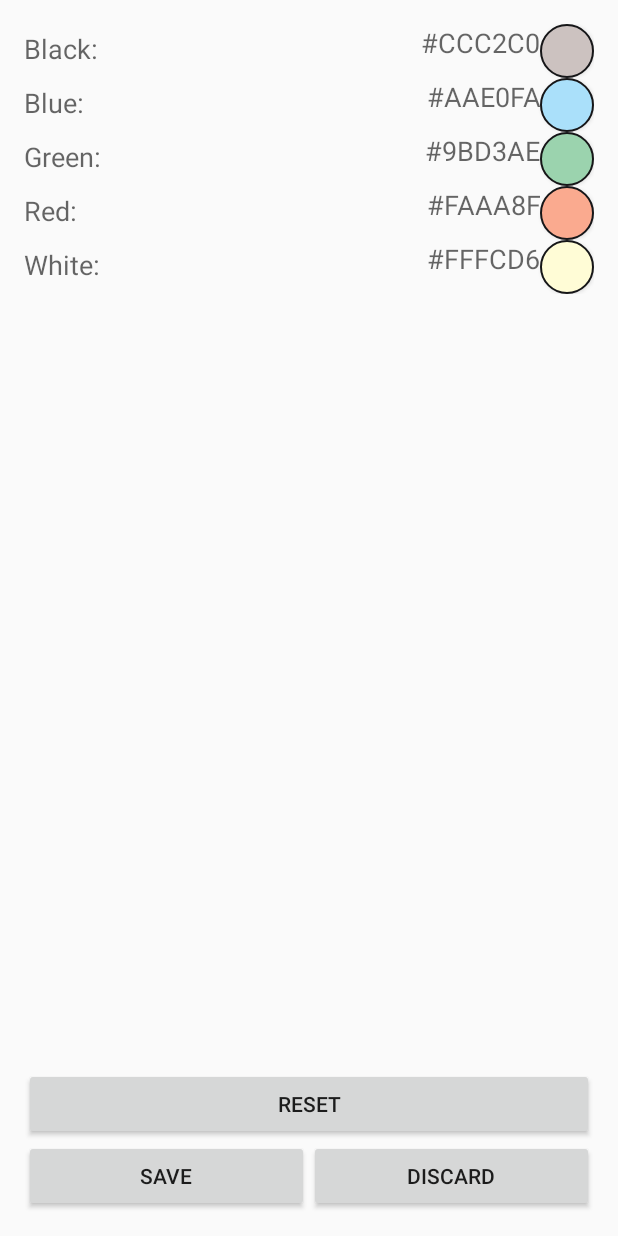
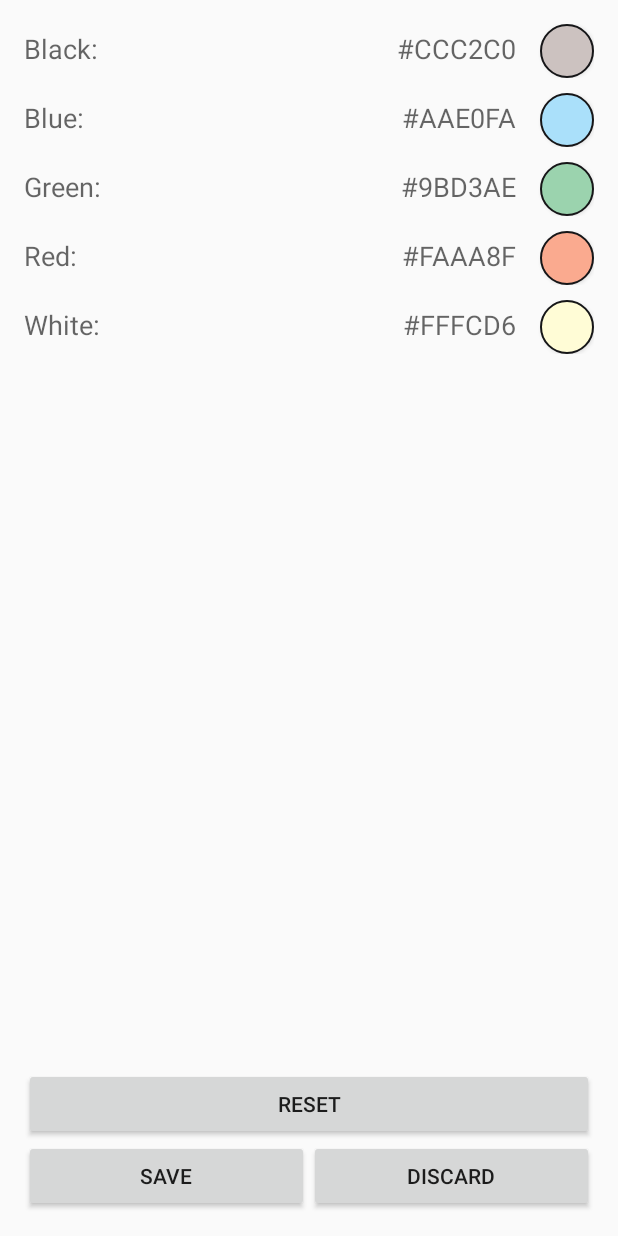
Before and after one commit to MarcelJurtz/LifeCounter, an Android app: the SettingsActivity screen opened directly, with no data from a screen before it, on a phone screen of 412 x 824 dp. Run offline under Robolectric (Android 15) with nearby library versions, the light colour scheme and no system bars; libraries missing offline, so code that uses them is left out: com.pes.androidmaterialcolorpickerdialog.

Commit message:
add reset-functionality

```diff
--- a/app/src/main/java/com/marceljurtz/lifecounter/ColorService.java
+++ b/app/src/main/java/com/marceljurtz/lifecounter/ColorService.java
@@ -3,11 +3,11 @@ package com.marceljurtz.lifecounter;
 import android.graphics.Color;
 
 public class ColorService {
-    public static final int black = Color.parseColor("#CCC2C0");
-    public static final int blue = Color.parseColor("#AAE0FA");
-    public static final int green = Color.parseColor("#9BD3AE");
-    public static final int red = Color.parseColor("#FAAA8F");
-    public static final int white = Color.parseColor("#FFFCD6");
+    private static final int black = Color.parseColor("#CCC2C0");
+    private static final int blue = Color.parseColor("#AAE0FA");
+    private static final int green = Color.parseColor("#9BD3AE");
+    private static final int red = Color.parseColor("#FAAA8F");
+    private static final int white = Color.parseColor("#FFFCD6");
     public static final int powerSafe = Color.parseColor("#000000");
     public static final int powerSafeTextcolor = Color.parseColor("#CCC2C0");
     public static final int regularTextcolor = Color.parseColor("#161618");
--- a/app/src/main/java/com/marceljurtz/lifecounter/MainActivity.java
+++ b/app/src/main/java/com/marceljurtz/lifecounter/MainActivity.java
@@ -501,8 +501,8 @@ public class MainActivity extends AppCompatActivity {
             txtPoisonCountGuest.setTextColor(ColorService.powerSafeTextcolor);
             txtPoisonCountHome.setTextColor(ColorService.powerSafeTextcolor);
         } else {
-            layoutHome.setBackgroundColor(ColorService.black);
-            layoutGuest.setBackgroundColor(ColorService.black);
+            layoutHome.setBackgroundColor(SettingsService.getColor(getApplicationContext(),getString(R.string.shared_preferences_color_black),ColorService.getDefaultBlack()));
+            layoutGuest.setBackgroundColor(SettingsService.getColor(getApplicationContext(),getString(R.string.shared_preferences_color_black),ColorService.getDefaultBlack()));
             txtLifeCountGuest.setTextColor(ColorService.regularTextcolor);
             txtLifeCountHome.setTextColor(ColorService.regularTextcolor);
             txtPoisonCountGuest.setTextColor(ColorService.regularTextcolor);
--- a/app/src/main/java/com/marceljurtz/lifecounter/SettingsActivity.java
+++ b/app/src/main/java/com/marceljurtz/lifecounter/SettingsActivity.java
@@ -216,7 +216,17 @@ public class SettingsActivity extends Activity {
             @Override
             public void onClick(View v) {
                 // Reset colors
+                selectedBlack = ColorService.getDefaultBlack();
+                selectedBlue = ColorService.getDefaultBlue();
+                selectedGreen = ColorService.getDefaultGreen();
+                selectedRed = ColorService.getDefaultRed();
+                selectedWhite = ColorService.getDefaultWhite();
 
+                updateColor(cmdSelectBlack, txtBlack, selectedBlack);
+                updateColor(cmdSelectBlue, txtBlue, selectedBlue);
+                updateColor(cmdSelectGreen, txtGreen, selectedGreen);
+                updateColor(cmdSelectRed, txtRed, selectedRed);
+                updateColor(cmdSelectWhite, txtWhite, selectedWhite);
             }
         });
 
--- a/app/src/main/res/layout/activity_settings.xml
+++ b/app/src/main/res/layout/activity_settings.xml
@@ -17,7 +17,8 @@
         android:layout_alignParentTop="true"
         android:layout_alignParentLeft="true"
         android:layout_alignParentStart="true"
-        android:id="@+id/lColorBlack">
+        android:id="@+id/lColorBlack"
+        android:paddingBottom="10dp">
 
 
         <TextView
@@ -28,14 +29,19 @@
             android:text="@string/setting_color_black"
             android:id="@+id/lblColorBlack" />
 
+        <View
+            android:layout_width="0dp"
+            android:layout_height="0dp"
+            android:layout_weight="1" />
+
         <TextView
-            android:layout_width="match_parent"
+            android:layout_width="wrap_content"
             android:layout_height="wrap_content"
-            android:layout_weight="1"
+            android:layout_weight="0"
+            android:paddingEnd="16dp"
+            android:paddingRight="16dp"
             android:textAppearance="?android:attr/textAppearanceMedium"
             android:id="@+id/txtColorBlack"
-            android:textAlignment="viewEnd"
-            android:layout_gravity="end"
             android:hint="Black" />
 
         <Button
@@ -52,7 +58,8 @@
         android:layout_width="match_parent"
         android:layout_height="wrap_content"
         android:layout_below="@id/lColorBlack"
-        android:id="@+id/lColorBlue">
+        android:id="@+id/lColorBlue"
+        android:paddingBottom="10dp">
 
 
         <TextView
@@ -63,14 +70,19 @@
             android:text="@string/setting_color_blue"
             android:id="@+id/lblColorBlue" />
 
+        <View
+            android:layout_width="0dp"
+            android:layout_height="0dp"
+            android:layout_weight="1" />
+
         <TextView
-            android:layout_width="match_parent"
+            android:layout_width="wrap_content"
             android:layout_height="wrap_content"
-            android:layout_weight="1"
+            android:layout_weight="0"
+            android:paddingEnd="16dp"
+            android:paddingRight="16dp"
             android:textAppearance="?android:attr/textAppearanceMedium"
             android:id="@+id/txtColorBlue"
-            android:textAlignment="viewEnd"
-            android:layout_gravity="end"
             android:hint="Blue" />
 
         <Button
@@ -87,7 +99,8 @@
         android:layout_width="match_parent"
         android:layout_height="wrap_content"
         android:layout_below="@id/lColorBlue"
-        android:id="@+id/lColorGreen">
+        android:id="@+id/lColorGreen"
+        android:paddingBottom="10dp">
 
 
         <TextView
@@ -98,14 +111,19 @@
             android:text="@string/setting_color_green"
             android:id="@+id/lblColorGreen" />
 
+        <View
+            android:layout_width="0dp"
+            android:layout_height="0dp"
+            android:layout_weight="1" />
+
         <TextView
-            android:layout_width="match_parent"
+            android:layout_width="wrap_content"
             android:layout_height="wrap_content"
-            android:layout_weight="1"
+            android:layout_weight="0"
+            android:paddingRight="16dp"
+            android:paddingEnd="16dp"
             android:textAppearance="?android:attr/textAppearanceMedium"
             android:id="@+id/txtColorGreen"
-            android:textAlignment="viewEnd"
-            android:layout_gravity="end"
             android:hint="Green" />
 
         <Button
@@ -122,7 +140,8 @@
         android:layout_width="match_parent"
         android:layout_height="wrap_content"
         android:layout_below="@id/lColorGreen"
-        android:id="@+id/lColorRed">
+        android:id="@+id/lColorRed"
+        android:paddingBottom="10dp">
 
 
         <TextView
@@ -133,14 +152,19 @@
             android:text="@string/setting_color_red"
             android:id="@+id/lblColorRed" />
 
+        <View
+            android:layout_width="0dp"
+            android:layout_height="0dp"
+            android:layout_weight="1" />
+
         <TextView
-            android:layout_width="match_parent"
+            android:layout_width="wrap_content"
             android:layout_height="wrap_content"
-            android:layout_weight="1"
+            android:layout_weight="0"
+            android:paddingEnd="16dp"
+            android:paddingRight="16dp"
             android:textAppearance="?android:attr/textAppearanceMedium"
             android:id="@+id/txtColorRed"
-            android:textAlignment="viewEnd"
-            android:layout_gravity="end"
             android:hint="Red" />
 
         <Button
@@ -168,14 +192,19 @@
             android:text="@string/setting_color_white"
             android:id="@+id/lblColorWhite" />
 
+        <View
+            android:layout_width="0dp"
+            android:layout_height="0dp"
+            android:layout_weight="1" />
+
         <TextView
-            android:layout_width="match_parent"
+            android:layout_width="wrap_content"
             android:layout_height="wrap_content"
-            android:layout_weight="1"
+            android:layout_weight="0"
+            android:paddingEnd="16dp"
+            android:paddingRight="16dp"
             android:textAppearance="?android:attr/textAppearanceMedium"
             android:id="@+id/txtColorWhite"
-            android:textAlignment="viewEnd"
-            android:layout_gravity="end"
             android:hint="White" />
 
         <Button
```
